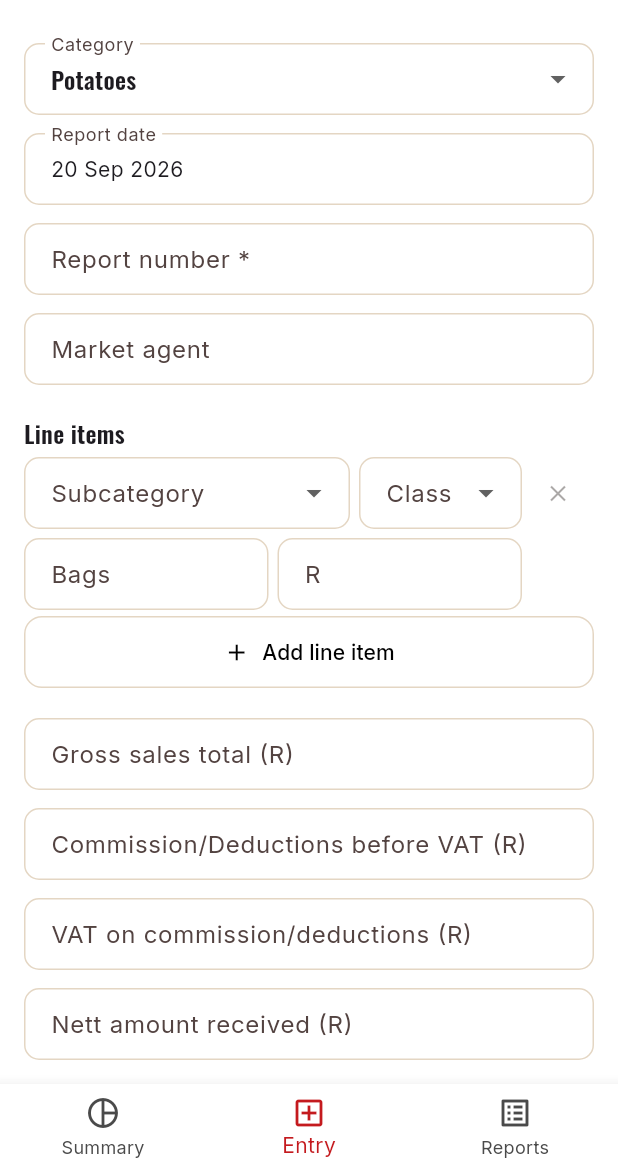
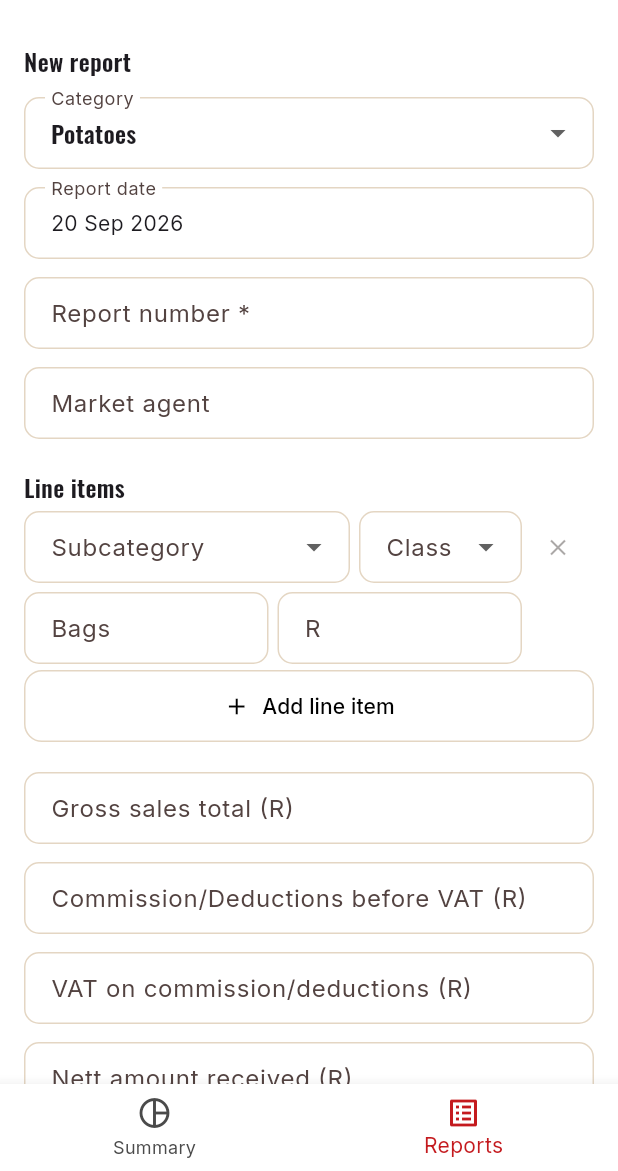
Before and after one commit to DFourie87/Nanini, a Flutter app: the SalesHomeScreen screen opened directly, item 2 of the bottom bar chosen, on a phone screen of 412 x 824 dp, the part 65-1236 px from its top. Run offline on Flutter 3.47's test engine with Material 3 defaults, Android fonts, the phone set to English and light mode, and no system bars; our stand-ins replace csv, fl_chart, flutter_map, google_fonts, latlong2, pdf and 4 more; accounts and stored records are empty.

Commit message:
Merge sales Entry tab into Reports tab
The Entry form now sits at the top of the Reports tab (with the reports
list below it) instead of being a separate tab, so saving a report and
seeing it land in the list happen on the same screen. Removed the
now-redundant Entry tab from the sales bottom nav.

Co-Authored-By: Claude Sonnet 5 <noreply@anthropic.com>
Claude-Session: https://claude.ai/code/session_0154FLxM7bQ7qjn16GE6RHFv

```diff
--- a/nanini_app/lib/features/sales/sales_entry_screen.dart
+++ b/nanini_app/lib/features/sales/sales_entry_screen.dart
@@ -43,9 +43,11 @@ class _SalesEntryScreenState extends State<SalesEntryScreen> {
   @override
   Widget build(BuildContext context) {
     final sortedCategories = [...kSalesCategories]..sort((a, b) => a.label.toLowerCase().compareTo(b.label.toLowerCase()));
-    return ListView(
-      padding: const EdgeInsets.all(16),
+    return Column(
+      crossAxisAlignment: CrossAxisAlignment.stretch,
       children: [
+        Text('New report', style: Theme.of(context).textTheme.titleMedium),
+        const SizedBox(height: 12),
         DropdownButtonFormField<SalesCategory>(
           initialValue: category,
           decoration: const InputDecoration(labelText: 'Category'),
--- a/nanini_app/lib/features/sales/sales_home_screen.dart
+++ b/nanini_app/lib/features/sales/sales_home_screen.dart
@@ -1,7 +1,6 @@
 import 'package:flutter/material.dart';
 import '../../core/widgets/nanini_app_bar.dart';
 import 'sales_repository.dart';
-import 'sales_entry_screen.dart';
 import 'sales_summary_screen.dart';
 import 'sales_reports_screen.dart';
 
@@ -19,7 +18,6 @@ class _SalesHomeScreenState extends State<SalesHomeScreen> {
   Widget build(BuildContext context) {
     final pages = [
       SalesSummaryScreen(repo: repo),
-      SalesEntryScreen(repo: repo),
       SalesReportsScreen(repo: repo),
     ];
     return Scaffold(
@@ -30,7 +28,6 @@ class _SalesHomeScreenState extends State<SalesHomeScreen> {
         onTap: (i) => setState(() => index = i),
         items: const [
           BottomNavigationBarItem(icon: Icon(Icons.pie_chart_outline), label: 'Summary'),
-          BottomNavigationBarItem(icon: Icon(Icons.add_box_outlined), label: 'Entry'),
           BottomNavigationBarItem(icon: Icon(Icons.list_alt_outlined), label: 'Reports'),
         ],
       ),
--- a/nanini_app/lib/features/sales/sales_reports_screen.dart
+++ b/nanini_app/lib/features/sales/sales_reports_screen.dart
@@ -1,5 +1,6 @@
 import 'package:flutter/material.dart';
 import '../../core/formatters.dart';
+import 'sales_entry_screen.dart';
 import 'sales_models.dart';
 import 'sales_repository.dart';
 
@@ -24,11 +25,21 @@ class _SalesReportsScreenState extends State<SalesReportsScreen> {
           ..sort((a, b) => b.reportDate.compareTo(a.reportDate));
         final sortedCategories = [...kSalesCategories]..sort((a, b) => a.label.toLowerCase().compareTo(b.label.toLowerCase()));
 
-        return Column(
+        return CustomScrollView(
+          slivers: [
+            SliverPadding(
+              padding: const EdgeInsets.fromLTRB(16, 16, 16, 0),
+              sliver: SliverToBoxAdapter(
+                child: Column(
+                  crossAxisAlignment: CrossAxisAlignment.stretch,
                   children: [
-            Padding(
-              padding: const EdgeInsets.all(16),
-              child: DropdownButtonFormField<String?>(
+                    SalesEntryScreen(repo: widget.repo),
+                    const SizedBox(height: 28),
+                    const Divider(),
+                    const SizedBox(height: 12),
+                    Text('Reports', style: Theme.of(context).textTheme.titleMedium),
+                    const SizedBox(height: 12),
+                    DropdownButtonFormField<String?>(
                       initialValue: categoryFilter,
                       decoration: const InputDecoration(labelText: 'Category'),
                       items: [
@@ -37,15 +48,28 @@ class _SalesReportsScreenState extends State<SalesReportsScreen> {
                       ],
                       onChanged: (v) => setState(() => categoryFilter = v),
                     ),
+                    const SizedBox(height: 8),
+                    if (reports.isEmpty) const Padding(padding: EdgeInsets.symmetric(vertical: 24), child: Text('No reports yet.')),
+                  ],
                 ),
-            Expanded(
-              child: reports.isEmpty
-                  ? const Center(child: Text('No reports yet.'))
-                  : ListView.builder(
+              ),
+            ),
+            SliverPadding(
               padding: const EdgeInsets.fromLTRB(16, 0, 16, 16),
-                      itemCount: reports.length,
-                      itemBuilder: (context, i) {
-                        final r = reports[i];
+              sliver: SliverList(
+                delegate: SliverChildBuilderDelegate(
+                  (context, i) => _reportCard(context, reports[i]),
+                  childCount: reports.length,
+                ),
+              ),
+            ),
+          ],
+        );
+      },
+    );
+  }
+
+  Widget _reportCard(BuildContext context, SalesReport r) {
     final expanded = expandedId == r.id;
     return Card(
       margin: const EdgeInsets.only(bottom: 8),
@@ -109,13 +133,6 @@ class _SalesReportsScreenState extends State<SalesReportsScreen> {
         ],
       ),
     );
-                      },
-                    ),
-            ),
-          ],
-        );
-      },
-    );
   }
 
   Widget _row(String label, String value, {bool bold = false}) => Padding(
```
Lines whose indentation alone changed are shown as unchanged.
